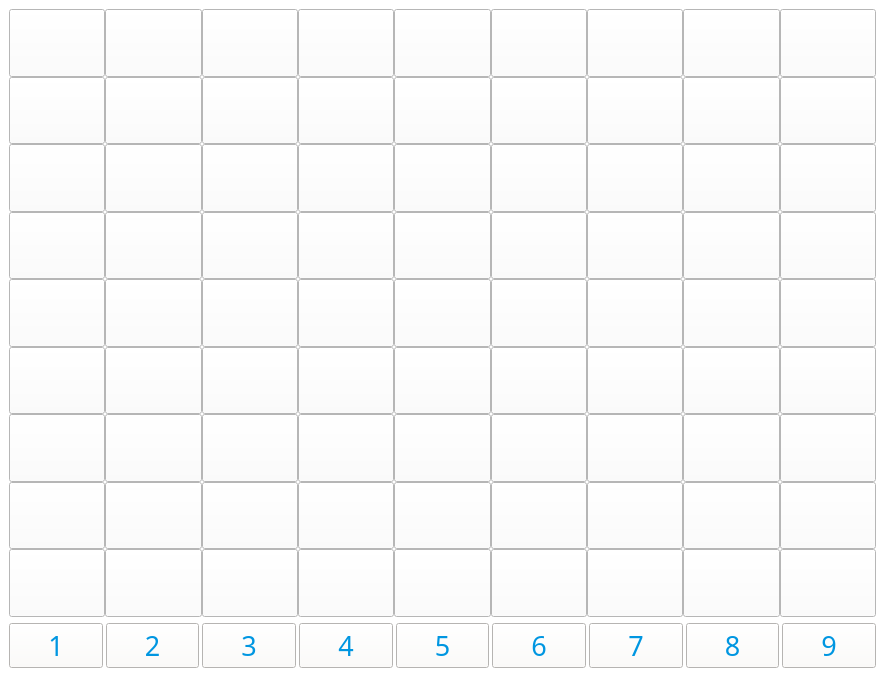
First picture: the form in mainwindow.ui, repository Hanii17/Sudoku_team12, before the edit.
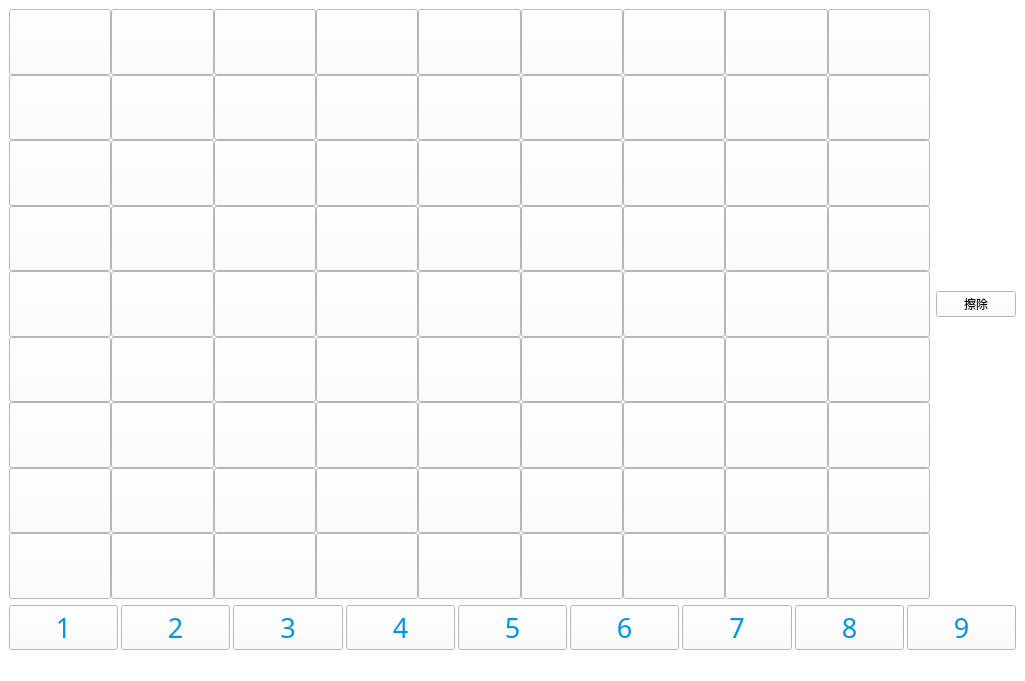
Second picture: the form after the edit.

Commit message: 更新至v_1.1，新增主界面和擦除、困难选择功能

The edit to the form file:
```diff
--- a/mainwindow.ui
+++ b/mainwindow.ui
@@ -6,8 +6,8 @@
    <rect>
     <x>0</x>
     <y>0</y>
-    <width>885</width>
-    <height>699</height>
+    <width>1025</width>
+    <height>681</height>
    </rect>
   </property>
   <property name="windowTitle">
@@ -17,15 +17,26 @@
    <string notr="true">background-color: rgb(255, 255, 255);</string>
   </property>
   <widget class="QWidget" name="centralwidget">
-   <layout class="QVBoxLayout" name="verticalLayout_3">
-    <item>
-     <layout class="QHBoxLayout" name="horizontalLayout_5">
-      <item>
-       <layout class="QVBoxLayout" name="verticalLayout">
+   <layout class="QGridLayout" name="gridLayout_3">
+    <item row="0" column="0">
+     <widget class="QWidget" name="widget" native="true">
+      <layout class="QGridLayout" name="gridLayout_2">
+       <property name="leftMargin">
+        <number>0</number>
+       </property>
+       <property name="topMargin">
+        <number>0</number>
+       </property>
+       <property name="rightMargin">
+        <number>0</number>
+       </property>
+       <property name="bottomMargin">
+        <number>0</number>
+       </property>
         <property name="spacing">
          <number>0</number>
         </property>
-        <item>
+       <item row="0" column="0">
          <layout class="QHBoxLayout" name="horizontalLayout_2">
           <property name="spacing">
            <number>0</number>
@@ -797,7 +808,7 @@
           </item>
          </layout>
         </item>
-        <item>
+       <item row="1" column="0">
          <layout class="QHBoxLayout" name="horizontalLayout_3">
           <property name="spacing">
            <number>0</number>
@@ -1557,7 +1568,7 @@
           </item>
          </layout>
         </item>
-        <item>
+       <item row="2" column="0">
          <layout class="QHBoxLayout" name="horizontalLayout_4">
           <property name="spacing">
            <number>0</number>
@@ -2315,10 +2326,16 @@
          </layout>
         </item>
        </layout>
-      </item>
-     </layout>
+     </widget>
+    </item>
+    <item row="0" column="1">
+     <widget class="QPushButton" name="pushButton">
+      <property name="text">
+       <string>擦除</string>
+      </property>
+     </widget>
     </item>
-    <item>
+    <item row="1" column="0" colspan="2">
      <layout class="QHBoxLayout" name="horizontalLayout">
       <property name="spacing">
        <number>3</number>
```
Left out of the diff: 2 changed lines with no effect on the pictures. Lines whose indentation alone changed are shown as unchanged. The commit also changes 13 other files.
